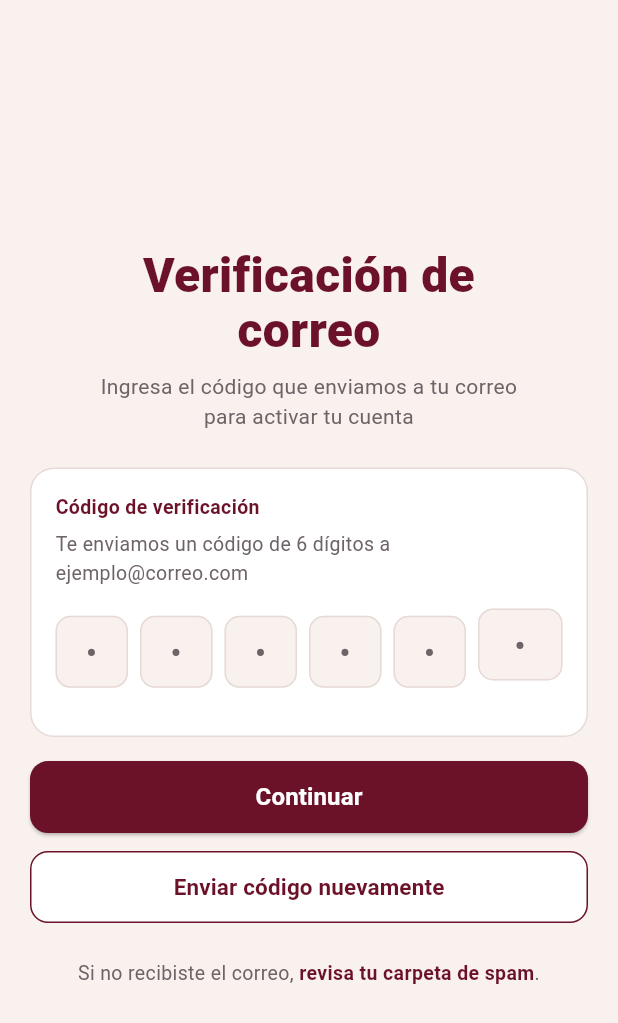
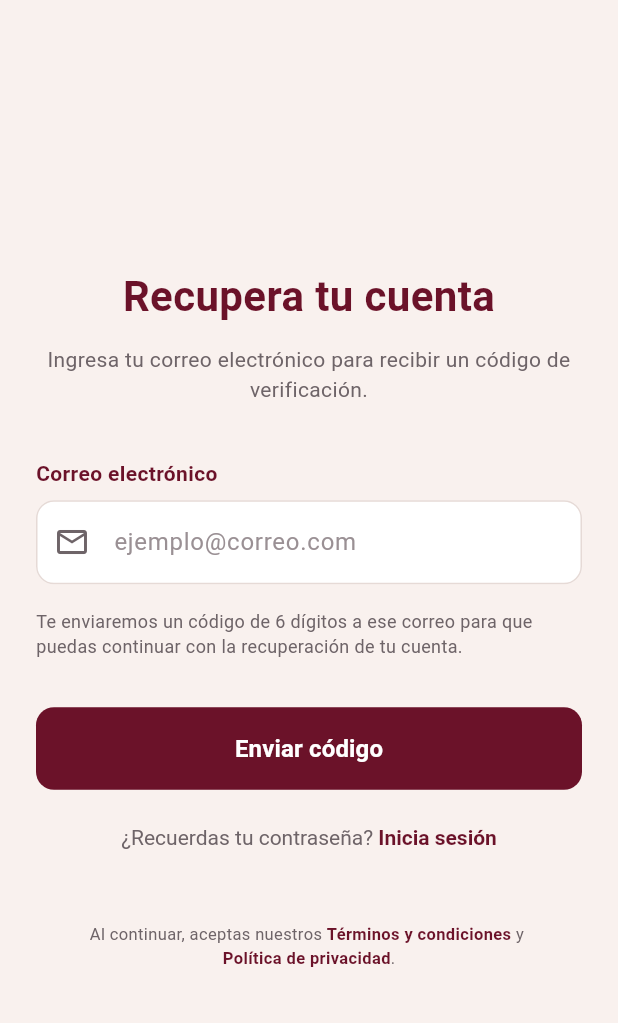
Before and after one commit to monicaguarsena-droid/Proyecto-Calzame, a Flutter app: the screen it shows after launch, on a phone screen of 412 x 824 dp. Shown: the top 1023 px of the screen. Run offline on Flutter 3.47's test engine with Material 3 defaults, Android fonts, the phone set to English and light mode, and no system bars.

Commit message:
subir la recuperacion de la cuenta y verificacion del codigo

```diff
--- a/FRONTEND/lib/main.dart
+++ b/FRONTEND/lib/main.dart
@@ -1,4 +1,6 @@
 import 'package:flutter/material.dart';
+import 'package:frontend/pantallas/confimarcodigo.dart';
+import 'package:frontend/pantallas/olvidocontrase%C3%B1a.dart';
 import 'package:frontend/pantallas/verificacioncongoogle.dart';
 
 void main() {
@@ -12,16 +14,9 @@ class MyApp extends StatelessWidget {
   Widget build(BuildContext context) {
     return MaterialApp(
       debugShowCheckedModeBanner: false,
-      home: VerificacionCorreo(
-        email:
-            "ejemplo@correo.com", // Reemplaza con el correo que necesites pasar
-        onVerificar: (codigo) async {
-          // Tu lógica de verificación aquí
-        },
-        onReenviar: () async {
-          // Tu lógica para reenviar código aquí
-        },
-      ),
+      home: //ConfirmarCodigo()
+
+      RecuperarCuenta()
     );
   }
 }
--- /dev/null
+++ b/FRONTEND/lib/pantallas/olvidocontraseña.dart
@@ -0,0 +1,253 @@
+import 'package:flutter/material.dart';
+import 'package:frontend/cors/colores.dart';
+import 'package:frontend/pantallas/confimarcodigo.dart';
+
+class RecuperarCuenta extends StatefulWidget {
+  final Future<void> Function(String email)? onEnviarCodigo;
+  final VoidCallback? onIniciarSesion;
+  final VoidCallback? onTerminos;
+  final VoidCallback? onPolitica;
+
+  const RecuperarCuenta({
+    super.key,
+    this.onEnviarCodigo,
+    this.onIniciarSesion,
+    this.onTerminos,
+    this.onPolitica,
+  });
+
+  @override
+  State<RecuperarCuenta> createState() => _RecuperarCuentaState();
+}
+
+class _RecuperarCuentaState extends State<RecuperarCuenta> {
+  final _emailController = TextEditingController();
+  final _formKey = GlobalKey<FormState>();
+
+  @override
+  void dispose() {
+    _emailController.dispose();
+    super.dispose();
+  }
+
+  @override
+  Widget build(BuildContext context) {
+    return Scaffold(
+      backgroundColor: ColoresApp.background, // Color de fondo crema
+      body: SafeArea(
+        child: Center(
+          child: SingleChildScrollView(
+            padding: const EdgeInsets.symmetric(horizontal: 24.0),
+            child: Form(
+              key: _formKey,
+              child: Column(
+                mainAxisAlignment: MainAxisAlignment.center,
+                crossAxisAlignment: CrossAxisAlignment.stretch,
+                children: [
+                  const Text(
+                    'Recupera tu cuenta',
+                    textAlign: TextAlign.center,
+                    style: TextStyle(
+                      color: ColoresApp.primary,
+                      fontSize: 28,
+                      fontWeight: FontWeight.bold,
+                    ),
+                  ),
+                  const SizedBox(height: 12),
+
+                  const Text(
+                    'Ingresa tu correo electrónico para recibir un código de verificación.',
+                    textAlign: TextAlign.center,
+                    style: TextStyle(
+                      color: ColoresApp.textSecondary,
+                      fontSize: 14,
+                    ),
+                  ),
+                  const SizedBox(height: 36),
+
+                  const Text(
+                    'Correo electrónico',
+                    style: TextStyle(
+                      color: ColoresApp.primary,
+                      fontSize: 14,
+                      fontWeight: FontWeight.w600,
+                    ),
+                  ),
+                  const SizedBox(height: 8),
+
+                  TextFormField(
+                    controller: _emailController,
+                    keyboardType: TextInputType.emailAddress,
+                    style: const TextStyle(color: ColoresApp.textPrimary),
+                    decoration: InputDecoration(
+                      hintText: 'ejemplo@correo.com',
+                      hintStyle: const TextStyle(color: ColoresApp.hint),
+                      prefixIcon: const Icon(
+                        Icons.mail_outline,
+                        color: ColoresApp.textSecondary,
+                      ),
+                      filled: true,
+                      fillColor: ColoresApp.surface,
+                      contentPadding: const EdgeInsets.symmetric(
+                        vertical: 16,
+                        horizontal: 16,
+                      ),
+                      border: OutlineInputBorder(
+                        borderRadius: BorderRadius.circular(12),
+                        borderSide: const BorderSide(color: ColoresApp.border),
+                      ),
+                      enabledBorder: OutlineInputBorder(
+                        borderRadius: BorderRadius.circular(12),
+                        borderSide: const BorderSide(color: ColoresApp.border),
+                      ),
+                      focusedBorder: OutlineInputBorder(
+                        borderRadius: BorderRadius.circular(12),
+                        borderSide: const BorderSide(
+                          color: ColoresApp.primary,
+                          width: 1.5,
+                        ),
+                      ),
+                    ),
+                    validator: (value) {
+                      if (value == null || value.isEmpty) {
+                        return 'Por favor ingresa tu correo';
+                      }
+                      if (!value.contains('@') || !value.contains('.')) {
+                        return 'Ingresa un correo válido';
+                      }
+                      return null;
+                    },
+                  ),
+                  const SizedBox(height: 16),
+
+                  const Text(
+                    'Te enviaremos un código de 6 dígitos a ese correo para que puedas continuar con la recuperación de tu cuenta.',
+                    style: TextStyle(
+                      color: ColoresApp.textSecondary,
+                      fontSize: 12,
+                      height: 1.4,
+                    ),
+                  ),
+                  const SizedBox(height: 32),
+
+                  // Botón "Enviar código"
+                  ElevatedButton(
+                    onPressed: () {
+                      Navigator.push(
+                        context,
+                        MaterialPageRoute(
+                          builder: (context) => ConfirmarCodigo(),
+                        ),
+                      );
+                      if (_formKey.currentState!.validate()) {
+                        if (widget.onEnviarCodigo != null) {
+                          widget.onEnviarCodigo!(_emailController.text.trim());
+                        }
+                      }
+                    },
+                    style: ElevatedButton.styleFrom(
+                      backgroundColor: ColoresApp.primary,
+                      foregroundColor: ColoresApp.textOnPrimary,
+                      padding: const EdgeInsets.symmetric(vertical: 16),
+                      shape: RoundedRectangleBorder(
+                        borderRadius: BorderRadius.circular(12),
+                      ),
+                      elevation: 0,
+                    ),
+                    child: const Text(
+                      'Enviar código',
+                      style: TextStyle(
+                        fontSize: 16,
+                        fontWeight: FontWeight.bold,
+                      ),
+                    ),
+                  ),
+                  const SizedBox(height: 24),
+
+                  Center(
+                    child: GestureDetector(
+                      onTap: widget.onIniciarSesion,
+                      child: RichText(
+                        text: const TextSpan(
+                          text: '¿Recuerdas tu contraseña? ',
+                          style: TextStyle(
+                            color: ColoresApp.textSecondary,
+                            fontSize: 14,
+                          ),
+                          children: [
+                            TextSpan(
+                              text: 'Inicia sesión',
+                              style: TextStyle(
+                                color: ColoresApp.primary,
+                                fontWeight: FontWeight.bold,
+                              ),
+                            ),
+                          ],
+                        ),
+                      ),
+                    ),
+                  ),
+                  const SizedBox(height: 48),
+
+                  Center(
+                    child: Padding(
+                      padding: const EdgeInsets.symmetric(horizontal: 16.0),
+                      child: Wrap(
+                        alignment: WrapAlignment.center,
+                        children: [
+                          const Text(
+                            'Al continuar, aceptas nuestros ',
+                            style: TextStyle(
+                              color: ColoresApp.textSecondary,
+                              fontSize: 11,
+                            ),
+                          ),
+                          GestureDetector(
+                            onTap: widget.onTerminos,
+                            child: const Text(
+                              'Términos y condiciones',
+                              style: TextStyle(
+                                color: ColoresApp.primary,
+                                fontSize: 11,
+                                fontWeight: FontWeight.bold,
+                              ),
+                            ),
+                          ),
+                          const Text(
+                            ' y ',
+                            style: TextStyle(
+                              color: ColoresApp.textSecondary,
+                              fontSize: 11,
+                            ),
+                          ),
+                          GestureDetector(
+                            onTap: widget.onPolitica,
+                            child: const Text(
+                              'Política de privacidad',
+                              style: TextStyle(
+                                color: ColoresApp.primary,
+                                fontSize: 11,
+                                fontWeight: FontWeight.bold,
+                              ),
+                            ),
+                          ),
+                          const Text(
+                            '.',
+                            style: TextStyle(
+                              color: ColoresApp.textSecondary,
+                              fontSize: 11,
+                            ),
+                          ),
+                        ],
+                      ),
+                    ),
+                  ),
+                ],
+              ),
+            ),
+          ),
+        ),
+      ),
+    );
+  }
+}
```
Also changed, not shown: FRONTEND/lib/pantallas/confimarcodigo.dart (added, +345 -0 lines).
